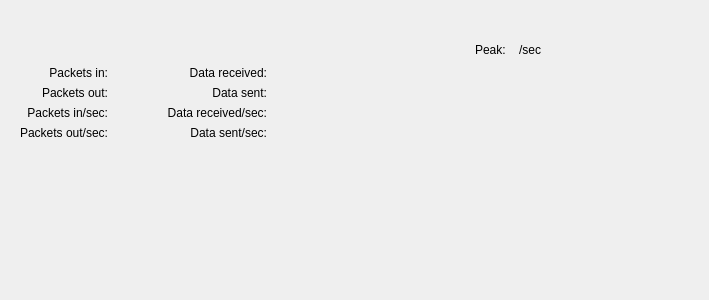
Before: the Qt Designer form Under Construction/Activity Monitor.app/Resources/activity_monitor/ui/tab_network.ui in helloSystem/Utilities, drawn with Qt 5.
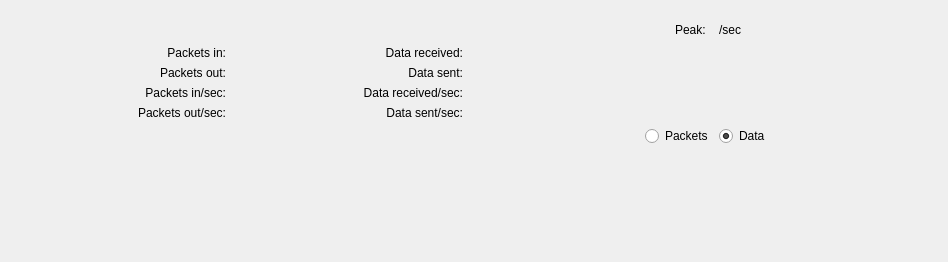
After: the same form once the commit is applied. Custom widgets are drawn as their Qt base class.

Patch:
```diff
--- a/Under Construction/Activity Monitor.app/Resources/activity_monitor/ui/tab_network.ui
+++ b/Under Construction/Activity Monitor.app/Resources/activity_monitor/ui/tab_network.ui
@@ -6,8 +6,8 @@
             <rect>
                 <x>0</x>
                 <y>0</y>
-                <width>709</width>
-                <height>300</height>
+                <width>948</width>
+                <height>262</height>
             </rect>
         </property>
         <property name="windowTitle">
@@ -48,7 +48,7 @@
                             <property name="sizeHint" stdset="0">
                                 <size>
                                     <width>20</width>
-                                    <height>40</height>
+                                    <height>20</height>
                                 </size>
                             </property>
                         </spacer>
@@ -131,7 +131,7 @@
                                     </item>
                                 </layout>
                             </item>
-                            <item row="1" column="1">
+                            <item row="1" column="2">
                                 <widget class="QLabel" name="label_packets_in_value">
                                     <property name="text">
                                         <string/>
@@ -141,7 +141,7 @@
                                     </property>
                                 </widget>
                             </item>
-                            <item row="4" column="0">
+                            <item row="4" column="1">
                                 <widget class="QLabel" name="label_packets_out_sec">
                                     <property name="text">
                                         <string>Packets out/sec:</string>
@@ -151,7 +151,7 @@
                                     </property>
                                 </widget>
                             </item>
-                            <item row="4" column="3">
+                            <item row="4" column="4">
                                 <widget class="QLabel" name="label_data_sent_sec">
                                     <property name="text">
                                         <string>Data sent/sec:</string>
@@ -161,7 +161,26 @@
                                     </property>
                                 </widget>
                             </item>
-                            <item row="3" column="4">
+                            <item row="0" column="3">
+                                <spacer name="horizontalSpacer">
+                                    <property name="orientation">
+                                        <enum>Qt::Horizontal</enum>
+                                    </property>
+                                    <property name="sizeType">
+                                        <enum>QSizePolicy::MinimumExpanding</enum>
+                                    </property>
+                                    <property name="sizeHint" stdset="0">
+                                        <size>
+                                            <width>40</width>
+                                            <height>20</height>
+                                        </size>
+                                    </property>
+                                </spacer>
+                            </item>
+                            <item row="1" column="7" rowspan="4">
+                                <widget class="QWidget" name="graph" native="true"/>
+                            </item>
+                            <item row="3" column="5">
                                 <widget class="QLabel" name="label_data_received_sec_value">
                                     <property name="text">
                                         <string/>
@@ -171,7 +190,7 @@
                                     </property>
                                 </widget>
                             </item>
-                            <item row="1" column="0">
+                            <item row="1" column="1">
                                 <widget class="QLabel" name="label_packets_in">
                                     <property name="text">
                                         <string>Packets in:</string>
@@ -181,7 +200,7 @@
                                     </property>
                                 </widget>
                             </item>
-                            <item row="2" column="0">
+                            <item row="2" column="1">
                                 <widget class="QLabel" name="label_packets_out">
                                     <property name="text">
                                         <string>Packets out:</string>
@@ -191,7 +210,7 @@
                                     </property>
                                 </widget>
                             </item>
-                            <item row="1" column="4">
+                            <item row="1" column="5">
                                 <widget class="QLabel" name="label_data_received_value">
                                     <property name="text">
                                         <string/>
@@ -201,7 +220,7 @@
                                     </property>
                                 </widget>
                             </item>
-                            <item row="3" column="3">
+                            <item row="3" column="4">
                                 <widget class="QLabel" name="label_data_received_sec">
                                     <property name="text">
                                         <string>Data received/sec:</string>
@@ -211,7 +230,7 @@
                                     </property>
                                 </widget>
                             </item>
-                            <item row="5" column="0">
+                            <item row="6" column="1">
                                 <spacer name="verticalSpacer">
                                     <property name="orientation">
                                         <enum>Qt::Vertical</enum>
@@ -224,7 +243,7 @@
                                     </property>
                                 </spacer>
                             </item>
-                            <item row="4" column="4">
+                            <item row="4" column="5">
                                 <widget class="QLabel" name="label_data_sent_sec_value">
                                     <property name="text">
                                         <string/>
@@ -237,7 +256,7 @@
                             <item row="3" column="6" alignment="Qt::AlignLeft">
                                 <widget class="ColorButton" name="color_picker_data_received_sec_value" native="true"/>
                             </item>
-                            <item row="2" column="4">
+                            <item row="2" column="5">
                                 <widget class="QLabel" name="label_data_sent_value">
                                     <property name="text">
                                         <string/>
@@ -247,7 +266,23 @@
                                     </property>
                                 </widget>
                             </item>
-                            <item row="3" column="0">
+                            <item row="0" column="6">
+                                <spacer name="horizontalSpacer_5">
+                                    <property name="orientation">
+                                        <enum>Qt::Horizontal</enum>
+                                    </property>
+                                    <property name="sizeType">
+                                        <enum>QSizePolicy::MinimumExpanding</enum>
+                                    </property>
+                                    <property name="sizeHint" stdset="0">
+                                        <size>
+                                            <width>40</width>
+                                            <height>20</height>
+                                        </size>
+                                    </property>
+                                </spacer>
+                            </item>
+                            <item row="3" column="1">
                                 <widget class="QLabel" name="label_packets_in_sec">
                                     <property name="text">
                                         <string>Packets in/sec:</string>
@@ -257,7 +292,7 @@
                                     </property>
                                 </widget>
                             </item>
-                            <item row="1" column="3">
+                            <item row="1" column="4">
                                 <widget class="QLabel" name="label_data_received">
                                     <property name="text">
                                         <string>Data received:</string>
@@ -267,7 +302,20 @@
                                     </property>
                                 </widget>
                             </item>
-                            <item row="2" column="3">
+                            <item row="0" column="0">
+                                <spacer name="horizontalSpacer_8">
+                                    <property name="orientation">
+                                        <enum>Qt::Horizontal</enum>
+                                    </property>
+                                    <property name="sizeHint" stdset="0">
+                                        <size>
+                                            <width>40</width>
+                                            <height>20</height>
+                                        </size>
+                                    </property>
+                                </spacer>
+                            </item>
+                            <item row="2" column="4">
                                 <widget class="QLabel" name="label_data_sent">
                                     <property name="text">
                                         <string>Data sent:</string>
@@ -277,7 +325,7 @@
                                     </property>
                                 </widget>
                             </item>
-                            <item row="4" column="1">
+                            <item row="4" column="2">
                                 <widget class="QLabel" name="label_packets_out_sec_value">
                                     <property name="text">
                                         <string/>
@@ -287,7 +335,7 @@
                                     </property>
                                 </widget>
                             </item>
-                            <item row="2" column="1">
+                            <item row="2" column="2">
                                 <widget class="QLabel" name="label_packets_out_value">
                                     <property name="text">
                                         <string/>
@@ -297,7 +345,7 @@
                                     </property>
                                 </widget>
                             </item>
-                            <item row="3" column="1">
+                            <item row="3" column="2">
                                 <widget class="QLabel" name="label_packets_in_sec_value">
                                     <property name="text">
                                         <string/>
@@ -310,33 +358,76 @@
                             <item row="4" column="6" alignment="Qt::AlignLeft">
                                 <widget class="ColorButton" name="color_picker_data_sent_sec_value" native="true"/>
                             </item>
-                            <item row="0" column="2">
-                                <spacer name="horizontalSpacer">
-                                    <property name="orientation">
-                                        <enum>Qt::Horizontal</enum>
-                                    </property>
-                                    <property name="sizeType">
-                                        <enum>QSizePolicy::Preferred</enum>
-                                    </property>
-                                    <property name="sizeHint" stdset="0">
-                                        <size>
-                                            <width>40</width>
-                                            <height>20</height>
-                                        </size>
-                                    </property>
-                                </spacer>
+                            <item row="5" column="7">
+                                <layout class="QHBoxLayout" name="horizontalLayout">
+                                    <item>
+                                        <spacer name="horizontalSpacer_7">
+                                            <property name="orientation">
+                                                <enum>Qt::Horizontal</enum>
+                                            </property>
+                                            <property name="sizeHint" stdset="0">
+                                                <size>
+                                                    <width>40</width>
+                                                    <height>20</height>
+                                                </size>
+                                            </property>
+                                        </spacer>
+                                    </item>
+                                    <item>
+                                        <widget class="QRadioButton" name="radioButton">
+                                            <property name="sizePolicy">
+                                                <sizepolicy hsizetype="Preferred" vsizetype="Preferred">
+                                                    <horstretch>0</horstretch>
+                                                    <verstretch>0</verstretch>
+                                                </sizepolicy>
+                                            </property>
+                                            <property name="text">
+                                                <string>Packets</string>
+                                            </property>
+                                            <attribute name="buttonGroup">
+                                                <string notr="true">buttonGroup</string>
+                                            </attribute>
+                                        </widget>
+                                    </item>
+                                    <item>
+                                        <widget class="QRadioButton" name="radioButton_2">
+                                            <property name="sizePolicy">
+                                                <sizepolicy hsizetype="Preferred" vsizetype="Fixed">
+                                                    <horstretch>0</horstretch>
+                                                    <verstretch>0</verstretch>
+                                                </sizepolicy>
+                                            </property>
+                                            <property name="text">
+                                                <string>Data</string>
+                                            </property>
+                                            <property name="checked">
+                                                <bool>true</bool>
+                                            </property>
+                                            <attribute name="buttonGroup">
+                                                <string notr="true">buttonGroup</string>
+                                            </attribute>
+                                        </widget>
+                                    </item>
+                                    <item>
+                                        <spacer name="horizontalSpacer_6">
+                                            <property name="orientation">
+                                                <enum>Qt::Horizontal</enum>
+                                            </property>
+                                            <property name="sizeHint" stdset="0">
+                                                <size>
+                                                    <width>40</width>
+                                                    <height>20</height>
+                                                </size>
+                                            </property>
+                                        </spacer>
+                                    </item>
+                                </layout>
                             </item>
-                            <item row="1" column="7" rowspan="4" colspan="2">
-                                <widget class="QWidget" name="graph" native="true"/>
-                            </item>
-                            <item row="0" column="6">
-                                <spacer name="horizontalSpacer_5">
+                            <item row="0" column="8">
+                                <spacer name="horizontalSpacer_9">
                                     <property name="orientation">
                                         <enum>Qt::Horizontal</enum>
                                     </property>
-                                    <property name="sizeType">
-                                        <enum>QSizePolicy::Preferred</enum>
-                                    </property>
                                     <property name="sizeHint" stdset="0">
                                         <size>
                                             <width>40</width>
```
Left out of the diff: 3 changed lines with no effect on the pictures.
